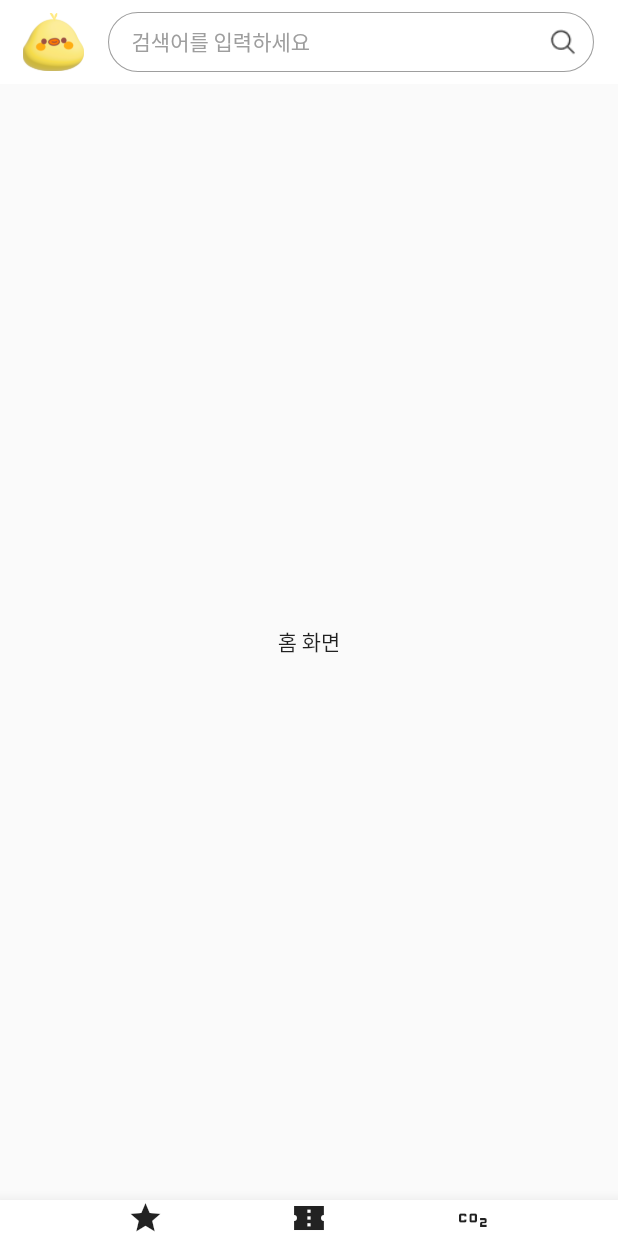
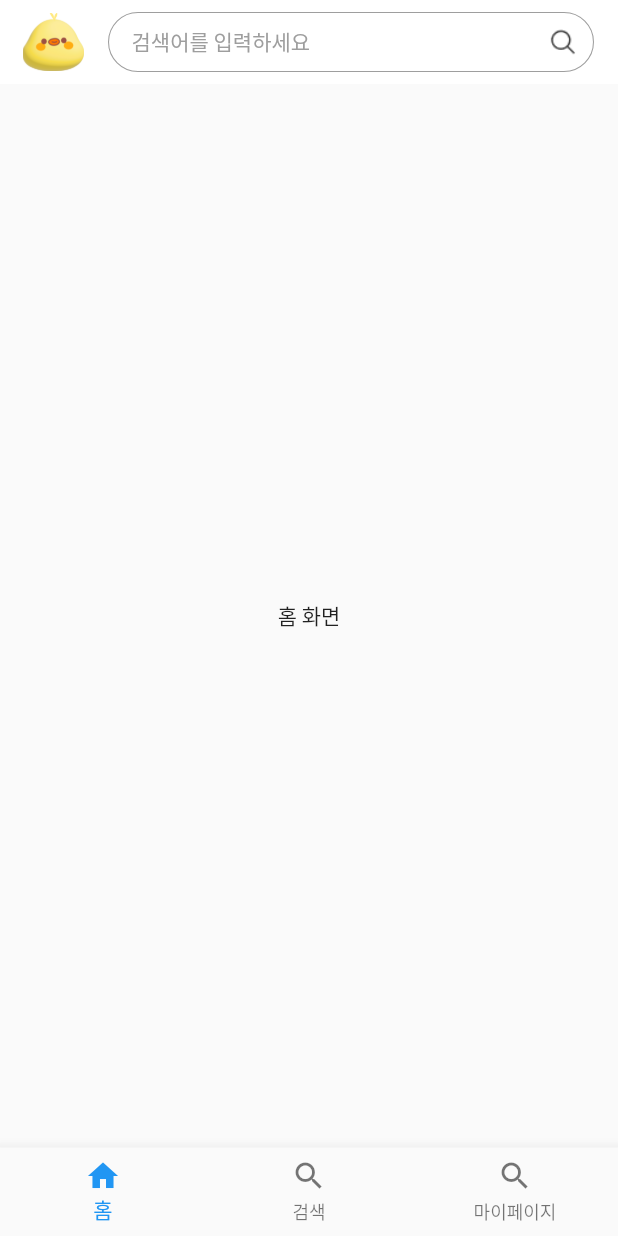
Before and after one commit to Daseul727/duckty_flutter, a Flutter app: the screen it shows after launch, on a phone screen of 412 x 824 dp. Run offline on Flutter 3.47's test engine with Material 2 defaults, Android fonts, the phone set to English and light mode, and no system bars.

Commit message:
footer, header 나누고 mypage 이동

```diff
--- a/lib/screens/home.dart
+++ b/lib/screens/home.dart
@@ -1,72 +1,18 @@
+import 'package:duckty_flutter/widgets/footer.dart';
+import 'package:duckty_flutter/widgets/header.dart';
 import 'package:flutter/material.dart';
-import 'package:duckty_flutter/screens/search.dart'; // 🔹 검색 화면 import
 
 class HomeScreen extends StatelessWidget {
   const HomeScreen({Key? key}) : super(key: key);
 
-
   @override
   Widget build(BuildContext context) {
     return Scaffold(
-      appBar: AppBar(
-        backgroundColor: Colors.white,
-        elevation: 0,
-        leading: IconButton(
-          padding: EdgeInsets.only(left: 15),
-          icon: Image.asset('assets/character.png'),
-          onPressed: () {
-            // 🔹 메뉴 버튼 클릭 시 동작
-          },
-        ),
-        title: GestureDetector(
-          onTap: () {
-            // 🔹 검색 화면으로 이동
-            Navigator.push(
-              context,
-              MaterialPageRoute(builder: (context) => SearchScreen()),
-            );
-          },
-          child: Container(
-            height: 40,
-            decoration: BoxDecoration(
-              color: Colors.white,
-              borderRadius: BorderRadius.circular(20),
-              border: Border.all(color: Colors.grey, width: 0.7),
-            ),
-            padding: EdgeInsets.only(left: 15, right: 10),
-            alignment: Alignment.centerLeft,
-            child: Row(
-              mainAxisAlignment: MainAxisAlignment.spaceBetween,
-              children: [
-                Text('검색어를 입력하세요',
-                    style: TextStyle(
-                        color: Colors.grey,
-                        fontFamily: 'NotoSansKR',
-                        fontSize: 14,
-                        fontWeight: FontWeight.w400)
-                ),
-                Image.asset(
-                  'assets/ico-search.png',
-                  width: 20,
-                  height:20
-                )
-              ],
-            ),
-          ),
-        ),
-      ),
+      appBar: Header(),
       body: Center(
         child: Text('홈 화면'),
       ),
-      bottomNavigationBar: BottomAppBar(
-          child: Row(
-              mainAxisAlignment: MainAxisAlignment.spaceEvenly,
-              children: const [
-                Icon(Icons.star),
-                Icon(Icons.confirmation_num_sharp),
-                Icon(Icons.co2_outlined)]
-          )
-      )
+      bottomNavigationBar: Footer()
     );
   }
 }
--- /dev/null
+++ b/lib/widgets/footer.dart
@@ -0,0 +1,40 @@
+import 'package:duckty_flutter/screens/home.dart';
+import 'package:duckty_flutter/screens/mypage.dart';
+import 'package:flutter/material.dart';
+
+class Footer extends StatelessWidget {
+  const Footer({Key? key}) : super(key: key);
+
+  @override
+  Widget build(BuildContext context) {
+    return BottomNavigationBar(
+      items: const [
+        BottomNavigationBarItem(
+          icon: Icon(Icons.home),
+          label: '홈',
+        ),
+        BottomNavigationBarItem(
+          icon: Icon(Icons.search),
+          label: '검색',
+        ),
+        BottomNavigationBarItem(
+          icon: Icon(Icons.search),
+          label: '마이페이지',
+        ),
+      ],
+      onTap: (index) {
+        if (index == 2) {
+          Navigator.push(
+              context,
+              MaterialPageRoute(builder: (context) => MyPageScreen())
+          );
+        } else {
+          Navigator.push(
+              context,
+              MaterialPageRoute(builder: (context) => HomeScreen())
+          );
+        }
+      },
+    );
+  }
+}
--- /dev/null
+++ b/lib/widgets/header.dart
@@ -0,0 +1,62 @@
+import 'package:flutter/material.dart';
+import 'package:duckty_flutter/screens/search.dart';
+
+class Header extends StatelessWidget implements PreferredSizeWidget {
+  const Header({Key? key}) : super(key: key);
+
+  @override
+  Size get preferredSize => Size.fromHeight(kToolbarHeight); // AppBar의 기본 높이
+
+  @override
+  Widget build(BuildContext context) {
+    return AppBar(
+      backgroundColor: Colors.white,
+      elevation: 0,
+      leading: IconButton(
+        padding: EdgeInsets.only(left: 15),
+        icon: Image.asset('assets/character.png'),
+        onPressed: () {
+          // 🔹 클릭 시 동작
+        },
+      ),
+      title: GestureDetector(
+        onTap: () {
+          // 🔹 검색 화면으로 이동
+          Navigator.push(
+            context,
+            MaterialPageRoute(builder: (context) => SearchScreen()),
+          );
+        },
+        child: Container(
+          height: 40,
+          decoration: BoxDecoration(
+            color: Colors.white,
+            borderRadius: BorderRadius.circular(20),
+            border: Border.all(color: Colors.grey, width: 0.7),
+          ),
+          padding: EdgeInsets.only(left: 15, right: 10),
+          alignment: Alignment.centerLeft,
+          child: Row(
+            mainAxisAlignment: MainAxisAlignment.spaceBetween,
+            children: [
+              Text(
+                '검색어를 입력하세요',
+                style: TextStyle(
+                  color: Colors.grey,
+                  fontFamily: 'NotoSansKR',
+                  fontSize: 14,
+                  fontWeight: FontWeight.w400,
+                ),
+              ),
+              Image.asset(
+                'assets/ico-search.png',
+                width: 20,
+                height: 20,
+              ),
+            ],
+          ),
+        ),
+      ),
+    );
+  }
+}
```
Also changed, not shown: lib/screens/mypage.dart (added, +41 -0 lines).
